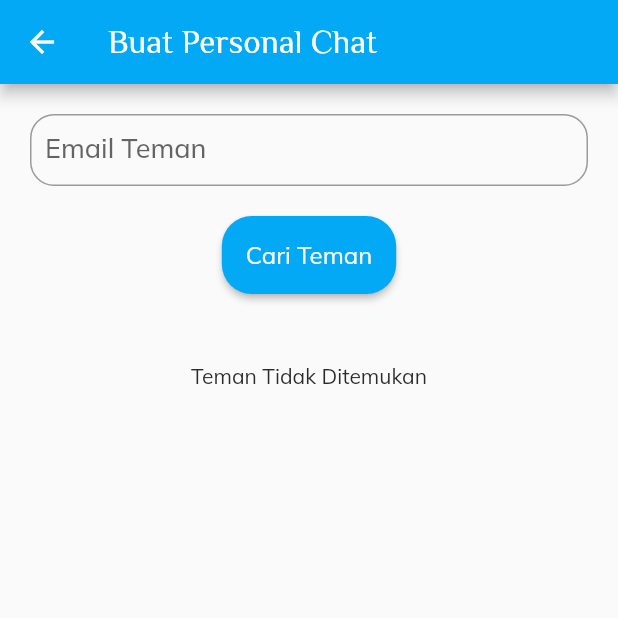
After one commit to GTHGHT/messaging_app, a Flutter app: the AddMembersScreen screen opened by its route, on a phone screen of 412 x 824 dp, the top half of it. The commit adds this screen. Run offline on Flutter 3.47's test engine with Material 2 defaults, Android fonts, the phone set to English and light mode, and no system bars; our stand-ins replace cloud_firestore, firebase_auth, firebase_core, firebase_storage, flutter_secure_storage, image_cropper and 3 more; accounts and stored records are empty.

Commit message:
add add members feature, fixing bugs where admin can't dismiss admim status

```diff
--- a/lib/main.dart
+++ b/lib/main.dart
@@ -1,5 +1,6 @@
 import 'package:firebase_core/firebase_core.dart';
 import 'package:flutter/material.dart';
+import 'package:messaging_app/screens/add_members_screen.dart';
 import 'package:messaging_app/screens/info_group_screen.dart';
 import 'package:messaging_app/screens/theme_mode_screen.dart';
 import 'package:messaging_app/screens/access_screen.dart';
@@ -195,6 +196,7 @@ class Kongko extends StatelessWidget {
             "/update_account": (_) => const UpdateAccountScreen(),
             "/chat/info": (_) => const InfoGroupScreen(),
             "/show_account": (_) => const ShowAccountScreen(),
+            "/chat/info/add": (_) => const AddMembersScreen(),
           },
           initialRoute: "/",
         );
--- /dev/null
+++ b/lib/screens/add_members_screen.dart
@@ -0,0 +1,107 @@
+
+import 'package:flutter/material.dart';
+import 'package:messaging_app/utils/chat_data.dart';
+import 'package:provider/provider.dart';
+
+import '../components/chats_list_tile.dart';
+import '../utils/personal_chat_data.dart';
+
+class AddMembersScreen extends StatelessWidget {
+
+    const AddMembersScreen({Key? key}) : super(key: key);
+
+    showSnackBar(BuildContext context,String value) {
+      ScaffoldMessenger.of(context)
+        ..clearSnackBars()
+        ..showSnackBar(
+          SnackBar(
+            content: Text(value),
+          ),
+        );
+    }
+
+  @override
+  Widget build(BuildContext context) {
+    String searchValue = "";
+    final searchButton =
+    context.select<PersonalChatData, bool>((value) => value.loading)
+        ? SizedBox(
+      height: 52.0,
+      width: 52.0,
+      child: const CircularProgressIndicator(),
+    )
+        : ElevatedButton(
+      onPressed: () async {
+        final isFound = await context
+            .read<PersonalChatData>()
+            .getFriendFromEmail(searchValue);
+        if (!isFound) {
+          showSnackBar(context,"$searchValue tidak ditemukan");
+        }
+      },
+      child: const Text("Cari Teman"),
+    );
+
+    final searchResult =
+    context.watch<PersonalChatData>().friendModel.email.isEmpty
+        ? Padding(
+      padding: const EdgeInsets.all(26.0),
+      child: Center(
+        child: Text("Teman Tidak Ditemukan"),
+      ),
+    )
+        : ChatsListTile(
+      imagePath: context.watch<PersonalChatData>().friendModel.image,
+      title: context.watch<PersonalChatData>().friendModel.username,
+      onTap: () async {
+        try {
+          await context.read<ChatData>().addMember(context.read<PersonalChatData>().friendModel.uid);
+          Navigator.of(context).pop();
+        } catch (e) {
+          showSnackBar(context ,"Member Sudah Ada");
+        }
+      },
+    );
+
+    return Scaffold(
+      appBar: AppBar(
+        title: const Text("Buat Personal Chat"),
+      ),
+      body: Padding(
+        padding: const EdgeInsets.all(20),
+        child: Column(
+          children: [
+            TextField(
+              onChanged: (value)=>searchValue = value,
+              decoration: const InputDecoration(labelText: "Email Teman"),
+            ),
+            const SizedBox(
+              height: 20,
+            ),
+            AnimatedSwitcher(
+              duration: const Duration(milliseconds: 200),
+              child: searchButton,
+            ),
+            const SizedBox(
+              height: 20,
+            ),
+            AnimatedSwitcher(
+              transitionBuilder: (child, animation) => FadeTransition(
+                opacity: animation,
+                child: SlideTransition(
+                  child: child,
+                  position: Tween<Offset>(
+                    begin: Offset(0, 1),
+                    end: Offset.zero,
+                  ).animate(animation),
+                ),
+              ),
+              duration: const Duration(milliseconds: 200),
+              child: searchResult,
+            ),
+          ],
+        ),
+      ),
+    );
+  }
+}
--- a/lib/screens/create_group_screen.dart
+++ b/lib/screens/create_group_screen.dart
@@ -92,14 +92,14 @@ class _CreateGroupScreenState extends State<CreateGroupScreen> {
             ),
             TextField(
               controller: groupId,
-              decoration: const InputDecoration(hintText: "ID Grup"),
+              decoration: const InputDecoration(labelText: "ID Grup"),
             ),
             const SizedBox(
               height: 10,
             ),
             TextField(
               controller: groupTitle,
-              decoration: const InputDecoration(hintText: "Judul Grup"),
+              decoration: const InputDecoration(labelText: "Judul Grup"),
             ),
             const SizedBox(
               height: 10,
@@ -109,7 +109,7 @@ class _CreateGroupScreenState extends State<CreateGroupScreen> {
               minLines: 3,
               maxLines: 6,
               decoration: const InputDecoration(
-                hintText: "Deskripsi Grup",
+                labelText: "Deskripsi Grup",
                 contentPadding: EdgeInsets.all(10),
               ),
             ),
```
Also changed, not shown: lib/screens/info_group_screen.dart (+19 -7 lines), lib/utils/chat_data.dart (+30 -9 lines).
